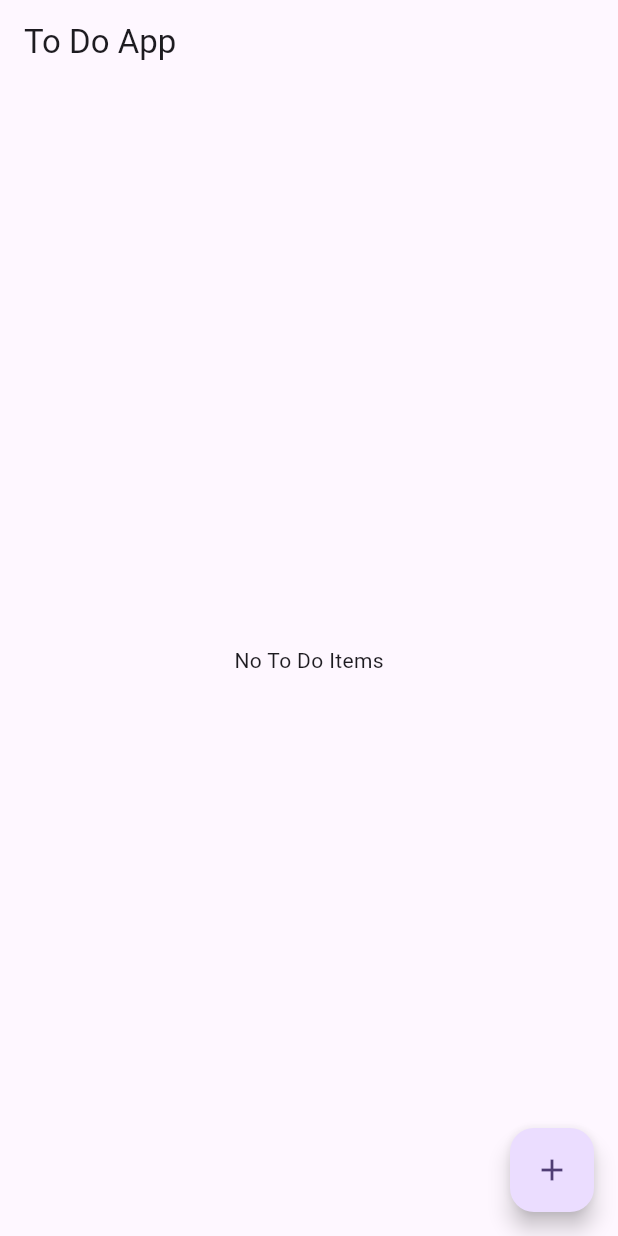
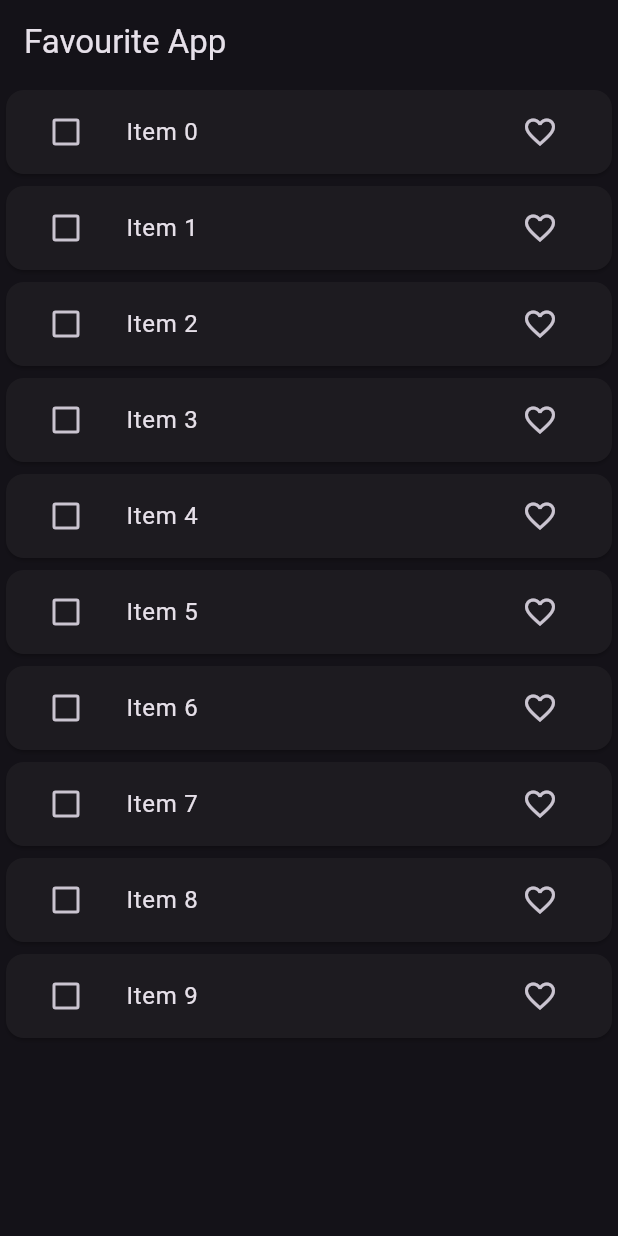
Before and after one commit to Nitinjiwnani/Experimenting-Flutter-Bloc, a Flutter app: the screen it shows after launch, on a phone screen of 412 x 824 dp. Run offline on Flutter 3.47's test engine with Material 3 defaults, Android fonts, the phone set to English and light mode, and no system bars; our stand-ins replace bloc, equatable, flutter_bloc, image_picker.

Commit message:
Favourite App

```diff
--- /dev/null
+++ b/lib/bloc/favourite_app/favourite_app_bloc.dart
@@ -0,0 +1,66 @@
+import 'package:bloc/bloc.dart';
+import 'package:experimenting_bloc_app/bloc/favourite_app/favourite_app_event.dart';
+import 'package:experimenting_bloc_app/bloc/favourite_app/favourite_app_states.dart';
+import 'package:experimenting_bloc_app/model/favourite_item_model.dart';
+import 'package:experimenting_bloc_app/repository/favourite_repository.dart';
+
+class FavouriteAppBloc extends Bloc<FavouriteAppEvent, FavouriteAppStates> {
+  List<FavouriteItemModel> favouriteList = [];
+  List<FavouriteItemModel> tempFavouriteList = [];
+  FavouriteRepository favouriteRepository;
+  FavouriteAppBloc(this.favouriteRepository)
+      : super(const FavouriteAppStates()) {
+    on<FetchFavouriteList>(fetchList);
+    on<FavouriteItem>(_addFavouriteItem);
+    on<SelectItem>(_selectItem);
+    on<UnSelectItem>(_unSelectItem);
+    on<DeleteItem>(_deleteItem);
+  }
+  void fetchList(
+      FavouriteAppEvent event, Emitter<FavouriteAppStates> emit) async {
+    favouriteList = await favouriteRepository.fetchItem();
+    emit(state.copywith(
+        favouriteItenList: List.from(favouriteList),
+        listStatus: ListStatus.sucess));
+  }
+
+  void _addFavouriteItem(
+      FavouriteItem event, Emitter<FavouriteAppStates> emit) async {
+      final index = favouriteList.indexWhere((element) => element.id == event.item.id);
+      if(event.item.isFavourite){
+        if(tempFavouriteList.contains(favouriteList[index])){
+          tempFavouriteList.remove(favouriteList[index]);
+          tempFavouriteList.add(event.item);
+        }
+
+      }else{
+        if(tempFavouriteList.contains(favouriteList[index])){
+          tempFavouriteList.remove(favouriteList[index]);
+          tempFavouriteList.add(event.item);
+        }
+      }
+      favouriteList[index] = event.item;
+      emit(state.copywith(favouriteItenList: List.from(favouriteList),tempFavouriteItemList: List.from(tempFavouriteList)));
+}
+
+  void _selectItem(
+      SelectItem event, Emitter<FavouriteAppStates> emit) async {
+        tempFavouriteList.add(event.item);
+        emit(state.copywith(tempFavouriteItemList: List.from(tempFavouriteList)));
+}
+
+  void _unSelectItem(
+      UnSelectItem event, Emitter<FavouriteAppStates> emit) async {
+     tempFavouriteList.remove(event.item);
+     emit(state.copywith(tempFavouriteItemList: List.from(tempFavouriteList)));
+}
+
+  void _deleteItem(
+      DeleteItem event, Emitter<FavouriteAppStates> emit) async {
+        for(int i=0; i< tempFavouriteList.length; i++){
+          favouriteList.remove(tempFavouriteList[i]);
+        }
+        tempFavouriteList.clear();
+        emit(state.copywith(favouriteItenList: List.from(favouriteList), tempFavouriteItemList: List.from(tempFavouriteList)));
+}
+}
--- /dev/null
+++ b/lib/bloc/favourite_app/favourite_app_event.dart
@@ -0,0 +1,31 @@
+import 'package:equatable/equatable.dart';
+import 'package:experimenting_bloc_app/model/favourite_item_model.dart';
+
+abstract class FavouriteAppEvent extends Equatable{
+  const FavouriteAppEvent();
+
+  @override
+  List<Object> get props => [];
+}
+
+class FetchFavouriteList extends FavouriteAppEvent{}
+
+class FavouriteItem extends FavouriteAppEvent{
+  final FavouriteItemModel item;
+  const FavouriteItem({required this.item});
+}
+
+class SelectItem extends FavouriteAppEvent{
+  final FavouriteItemModel item;
+  const SelectItem({required this.item});
+
+}
+
+class UnSelectItem extends FavouriteAppEvent{
+  final FavouriteItemModel item;
+  const UnSelectItem({required this.item});
+}
+
+class DeleteItem extends FavouriteAppEvent{
+
+}
--- /dev/null
+++ b/lib/bloc/favourite_app/favourite_app_states.dart
@@ -0,0 +1,19 @@
+import 'dart:math';
+
+import 'package:equatable/equatable.dart';
+import 'package:experimenting_bloc_app/model/favourite_item_model.dart';
+
+
+enum ListStatus{loading, sucess, failure}
+class FavouriteAppStates extends Equatable{
+  final List<FavouriteItemModel>  favouriteItenList;
+  final List<FavouriteItemModel> tempFavouriteItemList;
+  final ListStatus listStatus;
+  const FavouriteAppStates({this.favouriteItenList= const[], this.tempFavouriteItemList = const [], this.listStatus = ListStatus.loading});
+
+  FavouriteAppStates copywith({List<FavouriteItemModel>? favouriteItenList,List<FavouriteItemModel>? tempFavouriteItemList, ListStatus? listStatus}){
+    return FavouriteAppStates(favouriteItenList: favouriteItenList?? this.favouriteItenList,tempFavouriteItemList: tempFavouriteItemList?? this.tempFavouriteItemList, listStatus: listStatus?? this.listStatus);
+  }
+  @override
+  List<Object?> get props => [favouriteItenList,tempFavouriteItemList, listStatus];
+}
--- a/lib/main.dart
+++ b/lib/main.dart
@@ -1,6 +1,9 @@
+import 'package:experimenting_bloc_app/bloc/favourite_app/favourite_app_bloc.dart';
 import 'package:experimenting_bloc_app/bloc/image_picker/image_picker_bloc.dart';
 import 'package:experimenting_bloc_app/bloc/switch_example/switch_bloc.dart';
 import 'package:experimenting_bloc_app/bloc/to_do/to_do_bloc.dart';
+import 'package:experimenting_bloc_app/repository/favourite_repository.dart';
+import 'package:experimenting_bloc_app/ui/favourite_app/favourite_screen.dart';
 import 'package:experimenting_bloc_app/ui/image_picker/image_picker_screen.dart';
 import 'package:experimenting_bloc_app/ui/switch_example/switch_example_screen.dart';
 import 'package:experimenting_bloc_app/ui/to_do/to_do_screen.dart';
@@ -22,14 +25,16 @@ class MyApp extends StatelessWidget {
         BlocProvider(create: (_) => SwitchBloc()),
         BlocProvider(create: (_) => ImagePickerBloc(ImagePickerUtils())),
         BlocProvider(create: (_) => ToDoBloc()),
+        BlocProvider(create: (_) => FavouriteAppBloc(FavouriteRepository())),
       ],
       child: MaterialApp(
         title: 'Example of multiple apps using Bloc',
+        themeMode: ThemeMode.dark,
         theme: ThemeData(
-          colorScheme: ColorScheme.fromSeed(seedColor: Colors.deepPurple),
+          brightness: Brightness.dark,
           useMaterial3: true,
         ),
-        home: const ToDoScreen(),
+        home: const FavouriteAppScreen(),
       ),
     );
   }
--- /dev/null
+++ b/lib/model/favourite_item_model.dart
@@ -0,0 +1,27 @@
+import 'package:equatable/equatable.dart';
+
+class FavouriteItemModel extends Equatable {
+  const FavouriteItemModel({
+    required this.id,
+    required this.value,
+    this.isDeleting = false,
+    this.isFavourite = false,
+  });
+
+  final String id;
+  final String value;
+  final bool isDeleting;
+  final bool isFavourite;
+
+  FavouriteItemModel copyWith({String? id, String? value, bool? isDeleting,bool? isFavourite }) {
+    return FavouriteItemModel(
+      id: id ?? this.id,
+      value: value ?? this.value,
+      isDeleting: isDeleting ?? this.isDeleting,
+      isFavourite: isDeleting ?? this.isFavourite,
+    );
+  }
+
+  @override
+  List<Object> get props => [id, value, isDeleting, isFavourite];
+}
--- /dev/null
+++ b/lib/repository/favourite_repository.dart
@@ -0,0 +1,12 @@
+import 'package:experimenting_bloc_app/model/favourite_item_model.dart';
+
+class FavouriteRepository {
+  Future<List<FavouriteItemModel>> fetchItem() async{
+    await Future<void>.delayed(const Duration(seconds: 3));
+    return List.of(_generateList(10));
+  }
+
+  List<FavouriteItemModel> _generateList(int length){
+    return List.generate(length, (index) => FavouriteItemModel(id: '$index', value: 'Item $index'));
+  }
+}
--- /dev/null
+++ b/lib/ui/favourite_app/favourite_screen.dart
@@ -0,0 +1,80 @@
+import 'package:experimenting_bloc_app/bloc/favourite_app/favourite_app_bloc.dart';
+import 'package:experimenting_bloc_app/bloc/favourite_app/favourite_app_event.dart';
+import 'package:experimenting_bloc_app/bloc/favourite_app/favourite_app_states.dart';
+import 'package:experimenting_bloc_app/model/favourite_item_model.dart';
+import 'package:flutter/material.dart';
+import 'package:flutter_bloc/flutter_bloc.dart';
+
+class FavouriteAppScreen extends StatefulWidget {
+  const FavouriteAppScreen({super.key});
+
+  @override
+  State<FavouriteAppScreen> createState() => _FavouriteAppScreenState();
+}
+
+class _FavouriteAppScreenState extends State<FavouriteAppScreen> {
+
+  @override
+  void initState() {
+    // TODO: implement initState
+    super.initState();
+    context.read<FavouriteAppBloc>().add(FetchFavouriteList());
+  }
+  @override
+  Widget build(BuildContext context) {
+    return Scaffold(
+      appBar: AppBar(
+        title: const Text('Favourite App'),
+        actions: [
+          BlocBuilder<FavouriteAppBloc, FavouriteAppStates>(
+            builder: (context, state){
+              return Visibility(
+                visible: state.tempFavouriteItemList.isNotEmpty? true: false,
+                child: IconButton(onPressed: (){
+                  context.read<FavouriteAppBloc>().add(DeleteItem());
+                            }, icon: const Icon(Icons.delete)),
+              );
+            }
+          )
+        ],
+      ),
+      body: BlocBuilder<FavouriteAppBloc, FavouriteAppStates>(
+          builder: (BuildContext context, state) {
+        switch (state.listStatus) {
+          case ListStatus.loading:
+            return const Center(
+              child: CircularProgressIndicator(),
+            );
+          case ListStatus.failure:
+            return const Text('Something Went Wrong');
+          case ListStatus.sucess:
+            return ListView.builder(
+              itemCount: state.favouriteItenList.length,
+              itemBuilder: (context, index) {
+                final item = state.favouriteItenList[index];
+                return Card(
+                  child: ListTile(
+                    leading: Checkbox(value: state.tempFavouriteItemList.contains(item)? true: false, onChanged: (value) {
+                      if(value!){
+                        context.read<FavouriteAppBloc>().add(SelectItem(item: item));
+                      }
+                      else{
+                        context.read<FavouriteAppBloc>().add(UnSelectItem(item: item));
+                      }
+                    }),
+                    title: Text(item.value.toString()),
+                    trailing: IconButton(onPressed: (){
+                      FavouriteItemModel itemModel = FavouriteItemModel(id: item.id, value: item.value, isFavourite: item.isFavourite ? false : true, isDeleting: item.isDeleting ? false : true);
+                      context.read<FavouriteAppBloc>().add(FavouriteItem(item: itemModel));
+                    }, icon: Icon(
+                      item.isFavourite ? Icons.favorite :
+                      Icons.favorite_outline)),
+                  ),
+                );
+              },
+            );
+        }
+      }),
+    );
+  }
+}
```
